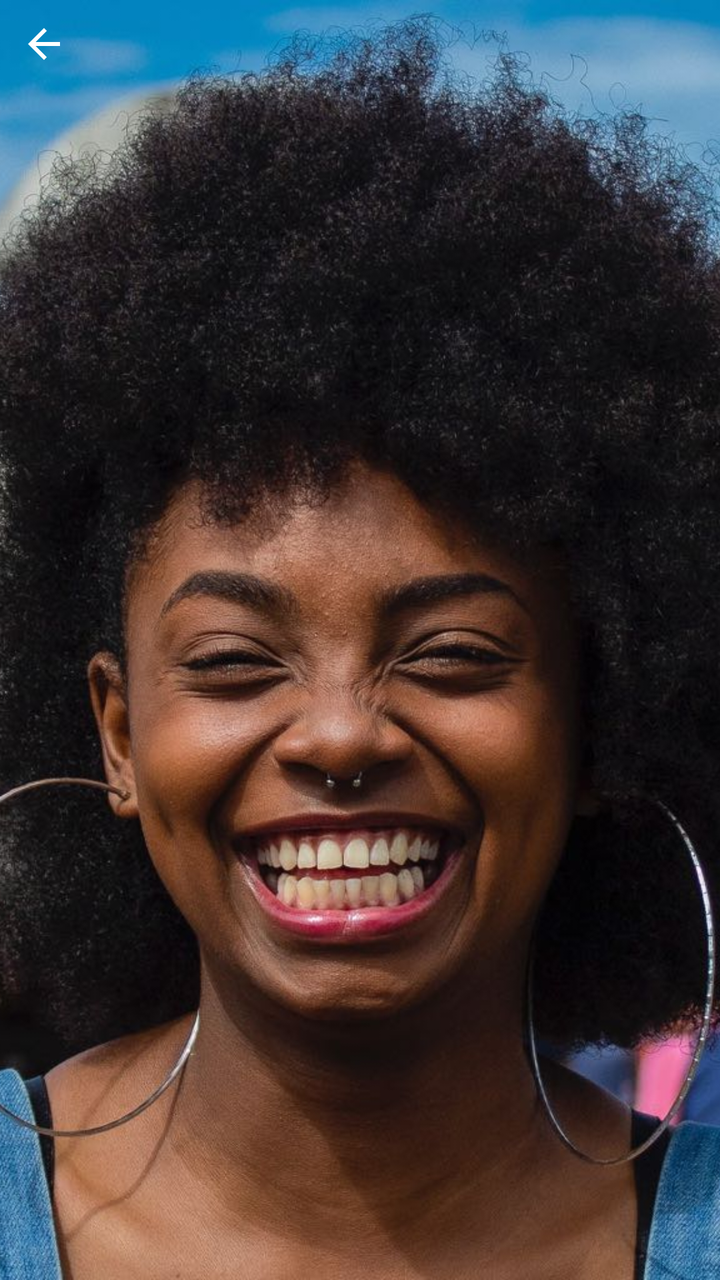
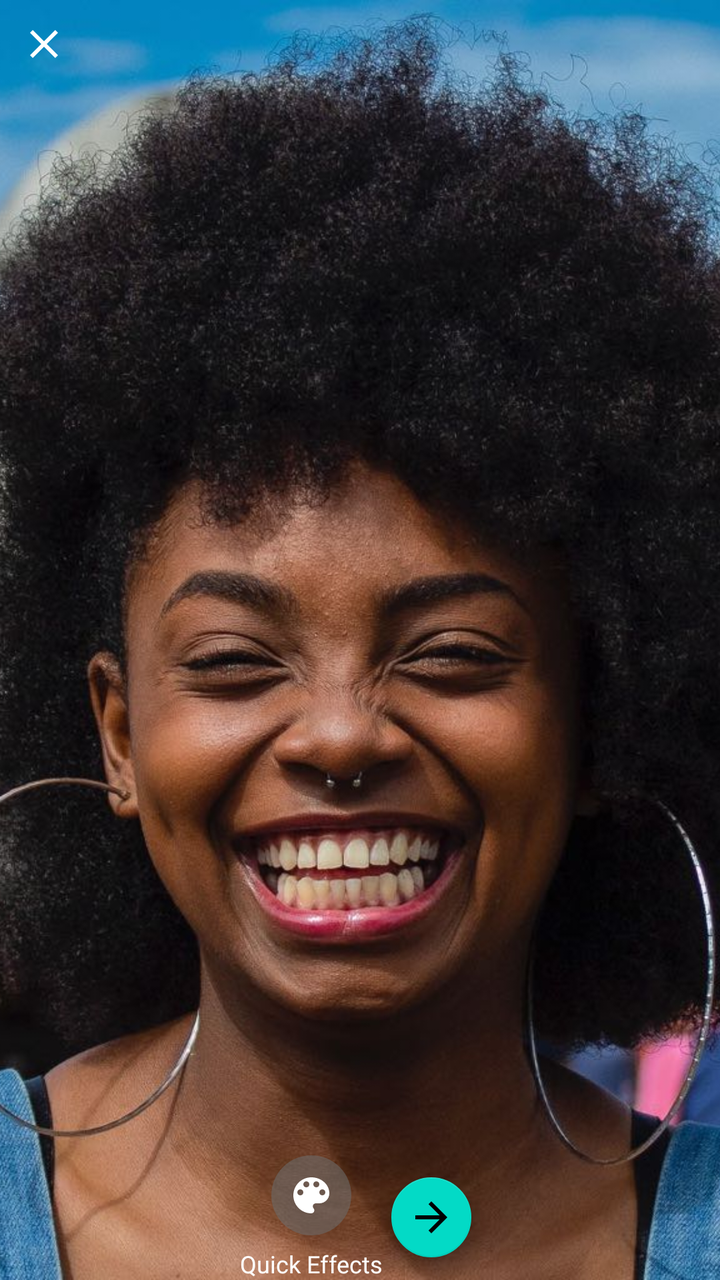

An Android layout rendered at two revisions. The XML below is the earlier revision; the diff shows what the commit changed to produce the second picture.
<!-- AndroidManifest.xml: application theme AppTheme -->
<!-- res/layout/activity_selfie_video_edit.xml -->
<?xml version="1.0" encoding="utf-8"?>
<RelativeLayout xmlns:android="http://schemas.android.com/apk/res/android"
    xmlns:app="http://schemas.android.com/apk/res-auto"
    xmlns:tools="http://schemas.android.com/tools"
    android:layout_width="match_parent"
    android:layout_height="match_parent"
    tools:context="com.xheghun.vidit.SelfieVideoEditActivity">
    <ImageView
        android:layout_width="match_parent"
        android:layout_height="match_parent"
        android:src="@drawable/afro_woman"
        android:scaleType="centerCrop"/>

    <ImageButton
        android:layout_margin="5dp"
        android:id="@+id/close_btn"
        android:clickable="true"
        android:focusable="true"
        android:padding="@dimen/dp5"
        android:background="?attr/selectableItemBackgroundBorderless"
        android:layout_width="wrap_content"
        android:layout_height="wrap_content"
        android:src="@drawable/ic_arrow_back"/>
</RelativeLayout>
<!-- resources referenced by this layout -->
<resources>
  <dimen name="dp5">5dp</dimen>
  <!-- drawable ic_arrow_back (drawable) -->
  <vector xmlns:android="http://schemas.android.com/apk/res/android"
          android:width="24dp"
          android:height="24dp"
          android:tint="#fff"
          android:viewportWidth="24.0"
          android:viewportHeight="24.0">
      <path
          android:fillColor="#FF000000"
          android:pathData="M20,11H7.83l5.59,-5.59L12,4l-8,8 8,8 1.41,-1.41L7.83,13H20v-2z"/>
  </vector>
  <style name="AppTheme" parent="Theme.MaterialComponents.Light.DarkActionBar">
  
          
          <item name="colorPrimary">@color/colorPrimary</item>
          <item name="colorPrimaryDark">@color/colorPrimaryDark</item>
          <item name="colorAccent">@color/colorAccent</item>
          <item name="android:alertDialogTheme">@style/dialogTheme</item>
          <item name="dialogCornerRadius">12dp</item>
      </style>
  <color name="colorPrimary">#2196F3</color>
  <color name="colorPrimaryDark">#1976D2</color>
  <color name="colorAccent">#607D8B</color>
  <style name="dialogTheme" parent="ThemeOverlay.MaterialComponents.Dialog.Alert">
          <item name="buttonBarButtonStyle">@style/Widget.MaterialComponents.Button.TextButton</item>
          <item name="android:buttonBarNegativeButtonStyle">@style/Widget.MaterialComponents.Button.TextButton</item>
          <item name="android:buttonBarPositiveButtonStyle">@style/Widget.MaterialComponents.Button.TextButton</item>
      </style>
  <!-- unchanged entries left out for length: 1 -->
</resources>

<!-- the commit's change to res/layout/activity_selfie_video_edit.xml (unified diff, before → after) -->
@@ -20,5 +20,41 @@
         android:background="?attr/selectableItemBackgroundBorderless"
         android:layout_width="wrap_content"
         android:layout_height="wrap_content"
-        android:src="@drawable/ic_arrow_back"/>
+        android:src="@drawable/ic_close"/>
+
+    <LinearLayout
+        android:gravity="center"
+        android:layout_alignParentBottom="true"
+        android:layout_width="match_parent"
+        android:layout_height="wrap_content"
+        android:paddingStart="4dp"
+        android:layout_marginEnd="4dp"
+        android:orientation="horizontal">
+
+        <LinearLayout
+            android:layout_width="wrap_content"
+            android:layout_height="wrap_content"
+            android:gravity="center"
+            android:orientation="vertical">
+            <ImageButton
+                style="@style/clickableImageButton"
+                android:layout_width="wrap_content"
+                android:layout_height="wrap_content"
+                android:src="@drawable/ic_color_lens"/>
+            <TextView
+                android:layout_marginTop="6dp"
+                android:layout_width="wrap_content"
+                android:layout_height="wrap_content"
+                android:textColor="@color/white"
+                android:textSize="12sp"
+                android:fontFamily="@font/open_sans_semi_bold"
+                android:text="Quick Effects"/>
+        </LinearLayout>
+
+        <com.google.android.material.floatingactionbutton.FloatingActionButton
+            android:layout_width="wrap_content"
+            android:layout_height="wrap_content"
+            app:fabSize="mini"
+            android:src="@drawable/ic_arrow_forward"/>
+    </LinearLayout>
 </RelativeLayout>
<!-- resource entries referenced after the edit -->
@@ -1,18 +1,36 @@
 <!-- resources referenced by this layout -->
 <resources>
+  <color name="white">#ffffff</color>
   <dimen name="dp5">5dp</dimen>
-  <!-- drawable ic_arrow_back (drawable) -->
+  <!-- drawable ic_arrow_forward (drawable) -->
+  <vector android:height="24dp" android:tint="#FFFFFF"
+      android:viewportHeight="24.0" android:viewportWidth="24.0"
+      android:width="24dp" xmlns:android="http://schemas.android.com/apk/res/android">
+      <path android:fillColor="#FF000000" android:pathData="M12,4l-1.41,1.41L16.17,11H4v2h12.17l-5.58,5.59L12,20l8,-8z"/>
+  </vector>
+  <!-- drawable ic_close (drawable) -->
   <vector xmlns:android="http://schemas.android.com/apk/res/android"
           android:width="24dp"
           android:height="24dp"
-          android:tint="#fff"
           android:viewportWidth="24.0"
           android:viewportHeight="24.0">
       <path
-          android:fillColor="#FF000000"
-          android:pathData="M20,11H7.83l5.59,-5.59L12,4l-8,8 8,8 1.41,-1.41L7.83,13H20v-2z"/>
+          android:fillColor="#FFFFFF"
+          android:pathData="M19,6.41L17.59,5 12,10.59 6.41,5 5,6.41 10.59,12 5,17.59 6.41,19 12,13.41 17.59,19 19,17.59 13.41,12z"/>
   </vector>
-  <style name="AppTheme" parent="Theme.MaterialComponents.Light.DarkActionBar">
+  <!-- drawable ic_color_lens (drawable) -->
+  <vector android:height="24dp" android:tint="#FFFFFF"
+      android:viewportHeight="24.0" android:viewportWidth="24.0"
+      android:width="24dp" xmlns:android="http://schemas.android.com/apk/res/android">
+      <path android:fillColor="#FF000000" android:pathData="M12,3c-4.97,0 -9,4.03 -9,9s4.03,9 9,9c0.83,0 1.5,-0.67 1.5,-1.5 0,-0.39 -0.15,-0.74 -0.39,-1.01 -0.23,-0.26 -0.38,-0.61 -0.38,-0.99 0,-0.83 0.67,-1.5 1.5,-1.5L16,16c2.76,0 5,-2.24 5,-5 0,-4.42 -4.03,-8 -9,-8zM6.5,12c-0.83,0 -1.5,-0.67 -1.5,-1.5S5.67,9 6.5,9 8,9.67 8,10.5 7.33,12 6.5,12zM9.5,8C8.67,8 8,7.33 8,6.5S8.67,5 9.5,5s1.5,0.67 1.5,1.5S10.33,8 9.5,8zM14.5,8c-0.83,0 -1.5,-0.67 -1.5,-1.5S13.67,5 14.5,5s1.5,0.67 1.5,1.5S15.33,8 14.5,8zM17.5,12c-0.83,0 -1.5,-0.67 -1.5,-1.5S16.67,9 17.5,9s1.5,0.67 1.5,1.5 -0.67,1.5 -1.5,1.5z"/>
+  </vector>
+  <style name="clickableImageButton">
+          <item name="android:background">@drawable/camera_action_bg</item>
+          <item name="android:clickable">true</item>
+          <item name="android:focusable">true</item>
+          <item name="android:contentDescription">@string/app_name</item>
+      </style>
+  <style name="AppTheme" parent="Theme.MaterialComponents.Light.NoActionBar">
   
           
           <item name="colorPrimary">@color/colorPrimary</item>
@@ -21,6 +39,34 @@
           <item name="android:alertDialogTheme">@style/dialogTheme</item>
           <item name="dialogCornerRadius">12dp</item>
       </style>
+  <!-- drawable camera_action_bg (drawable) -->
+  <?xml version="1.0" encoding="utf-8"?>
+  <ripple xmlns:android="http://schemas.android.com/apk/res/android"
+      android:color="@color/colorPrimary">
+      <item android:id="@android:id/mask">
+          <shape android:shape="rectangle">
+              <solid android:color="#906d6d6d" />
+              <corners android:radius="200dp" />
+              <padding
+                  android:bottom="8dp"
+                  android:left="8dp"
+                  android:right="8dp"
+                  android:top="8dp" />
+          </shape>
+      </item>
+      <item android:id="@android:id/background">
+          <shape
+              android:shape="rectangle">
+              <solid android:color="#906d6d6d"/>
+              <corners android:radius="200dp"/>
+              <padding android:bottom="8dp"
+                  android:top="8dp"
+                  android:left="8dp"
+                  android:right="8dp"/>
+          </shape>
+      </item>
+  </ripple>
+  <string name="app_name">TalkGap</string>
   <color name="colorPrimary">#2196F3</color>
   <color name="colorPrimaryDark">#1976D2</color>
   <color name="colorAccent">#607D8B</color>
